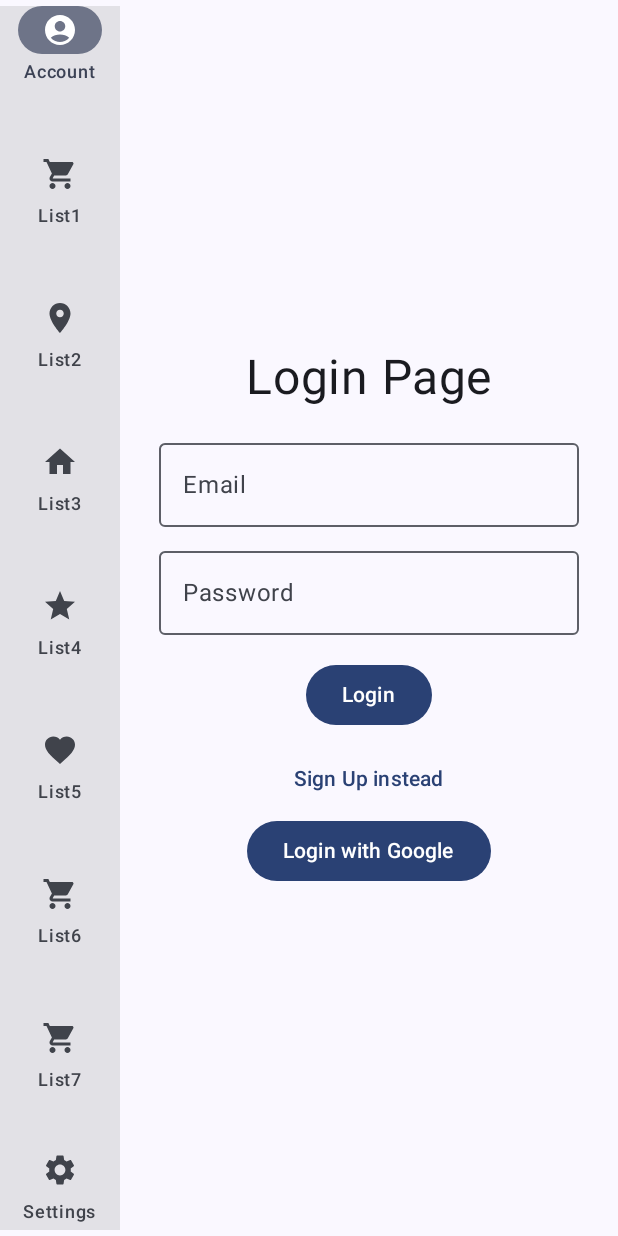
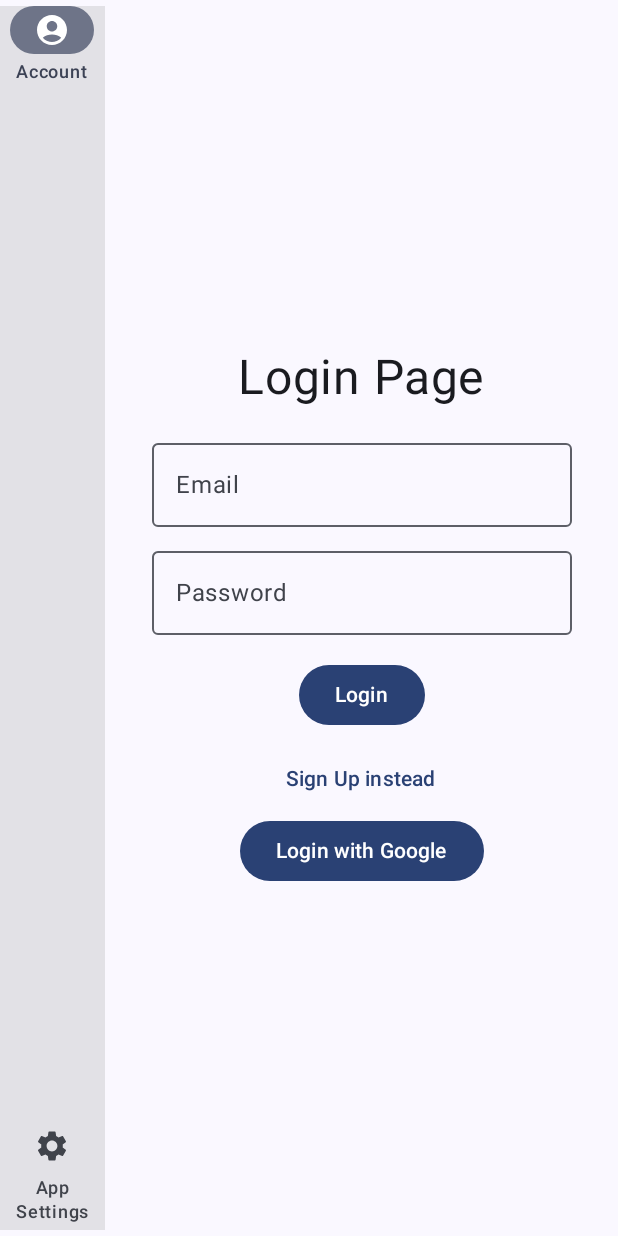
Before and after one commit to Matszwe02/android_project, an Android app built with Jetpack Compose: the screen it shows after launch (MainActivity), on a phone screen of 412 x 824 dp. Run offline under Robolectric (Android 15) with nearby library versions, the phone set to English and light mode, and no system bars; our stand-ins replace Firebase (no records; nobody signed in at launch, a user with empty details on screens opened directly), livedata-compose.

Commit message:
Pull data from firebase, implement ShoppingList

```diff
--- a/app/build.gradle.kts
+++ b/app/build.gradle.kts
@@ -63,4 +63,5 @@ dependencies {
     androidTestImplementation(libs.androidx.ui.test.junit4)
     debugImplementation(libs.androidx.ui.tooling)
     debugImplementation(libs.androidx.ui.test.manifest)
+
 }
--- a/app/src/main/java/com/example/listapp/NavRail.kt
+++ b/app/src/main/java/com/example/listapp/NavRail.kt
@@ -6,6 +6,7 @@ import androidx.compose.foundation.layout.Arrangement
 import androidx.compose.foundation.layout.Column
 import androidx.compose.foundation.layout.fillMaxHeight
 import androidx.compose.foundation.layout.padding
+import androidx.compose.foundation.layout.widthIn
 import androidx.compose.material.icons.Icons
 import androidx.compose.material.icons.filled.*
 import androidx.compose.material.icons.outlined.*
@@ -24,32 +25,29 @@ import androidx.compose.ui.graphics.Color
 import androidx.compose.ui.unit.dp
 import androidx.compose.foundation.lazy.LazyColumn
 import androidx.compose.foundation.lazy.itemsIndexed
+import androidx.compose.ui.graphics.vector.ImageVector
+import androidx.compose.ui.text.style.TextAlign
+import androidx.compose.ui.text.style.TextOverflow
 
 @Composable
-fun NavRail() {
+fun NavRail(shoppingLists: List<ShoppingList>) {
+
+    val iconDictionary = mapOf(
+        1 to Icons.Filled.ShoppingCart,
+        2 to Icons.Filled.Place,
+        3 to Icons.Filled.Home,
+        4 to Icons.Filled.Star,
+        5 to Icons.Filled.Favorite,
+        // Add more icons as needed
+    )
+
+
     var selectedItem by remember { mutableIntStateOf(0) }
 
     val topItem = "Account"
-    val bottomItem = "Settings"
-    // TODO: To be replaced with getter from firebase
-    val middleItems = listOf("List1", "List2", "List3", "List4", "List5", "List6", "List7", "List8", "List9", "List10", "List11") // Example list, can be longer
-    val icons = mapOf(
-        "Account" to Icons.Filled.AccountCircle,
-        "Settings" to Icons.Filled.Settings,
-        "List1" to Icons.Filled.ShoppingCart,
-        "List2" to Icons.Filled.Place,
-        "List3" to Icons.Filled.Home,
-        "List4" to Icons.Filled.Star,
-        "List5" to Icons.Filled.Favorite, // Add more icons as needed
-        "List6" to Icons.Filled.ShoppingCart,
-        "List7" to Icons.Filled.ShoppingCart,
-        "List8" to Icons.Filled.ShoppingCart,
-        "List9" to Icons.Filled.ShoppingCart,
-        "List10" to Icons.Filled.ShoppingCart,
-        "List11" to Icons.Filled.ShoppingCart,
-    )
+    val bottomItem = "App Settings"
 
-    NavigationRail {
+    NavigationRail(modifier = Modifier.widthIn(max = 70.dp)) {
         Column(
             modifier = Modifier
                 .fillMaxHeight()
@@ -58,7 +56,7 @@ fun NavRail() {
         ) {
             NavigationRailItem(
                 modifier = Modifier.padding(bottom = 20.dp),
-                icon = { Icon(icons[topItem]!!, contentDescription = topItem) },
+                icon = { Icon(Icons.Filled.AccountCircle, contentDescription = topItem) },
                 label = { Text(topItem) },
                 selected = selectedItem == 0,
                 onClick = { selectedItem = 0 }
@@ -68,27 +66,45 @@ fun NavRail() {
                 modifier = Modifier
                     .weight(1f)
             ) {
-                itemsIndexed(middleItems) { index, item ->
+                itemsIndexed(shoppingLists) { index, shoppingList ->
                     NavigationRailItem(
                         modifier = Modifier
                             .padding(vertical = 20.dp),
-                        icon = { Icon(icons[item]!!, contentDescription = item) },
-                        label = { Text(item) },
-                        selected = selectedItem == index + 1, // Offset by 1 because Account is at index 0
+                        icon = {
+                            Icon(
+                                iconDictionary[shoppingList.icon] ?: Icons.Filled.ShoppingCart,
+                                contentDescription = shoppingList.title
+                            )
+                        },
+                        label = {
+                            Text(
+                                text = shoppingList.title,
+                                maxLines = 2,
+                                overflow = TextOverflow.Ellipsis,
+                                textAlign = TextAlign.Center
+                            )
+                        },
+                        selected = selectedItem == index + 1,
                         onClick = {
                             selectedItem = index + 1
                             // TODO: To be replaced with navigation
-                            Log.i("nav", "Clicked on $index")
+                            Log.i("nav", "Clicked on $shoppingList")
                         }
                     )
                 }
             }
 
             NavigationRailItem(
-                icon = { Icon(icons[bottomItem]!!, contentDescription = bottomItem) },
-                label = { Text(bottomItem) },
-                selected = selectedItem == middleItems.size + 1, // After all middle items
-                onClick = { selectedItem = middleItems.size + 1 }
+                icon = { Icon(Icons.Filled.Settings, contentDescription = bottomItem) },
+                label = {
+                    Text(
+                        text = bottomItem,
+                        maxLines = 2,
+                        overflow = TextOverflow.Ellipsis,
+                        textAlign = TextAlign.Center
+                    )
+                },                selected = selectedItem == shoppingLists.size + 1, // After all shopping lists
+                onClick = { selectedItem = shoppingLists.size + 1 }
             )
         }
     }
```
Also changed, not shown: app/src/main/java/com/example/listapp/Auth.kt (+15 -0 lines), app/src/main/java/com/example/listapp/MainActivity.kt (+75 -1 lines), app/src/main/java/com/example/listapp/ShoppingListClass.kt (added, +8 -0 lines).
